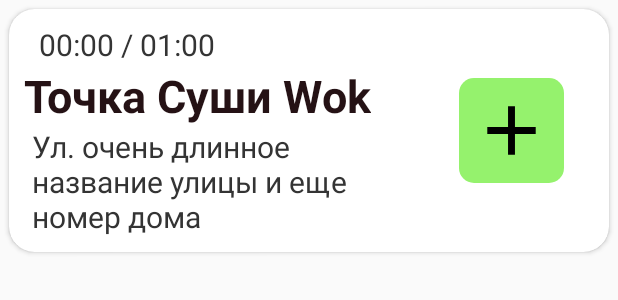
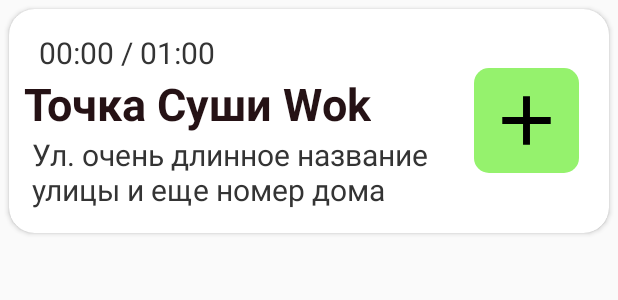
Before and after one commit to artenni4/SushiWok-Mobile-App, an Android app: the layout order_list_item.xml on its own in the app's theme, with its tools: preview values and no code run, on a phone screen of 412 x 824 dp. Shown: the top 300 px of the screen. Run offline under Robolectric (Android 15) with nearby library versions, the phone set to English and light mode, and no system bars.

Commit message:
Adaptive order item card for different screen sizes

```diff
--- a/app/src/main/java/com/example/sushiwokmobile/RecyclerViewAdapter.kt
+++ b/app/src/main/java/com/example/sushiwokmobile/RecyclerViewAdapter.kt
@@ -1,5 +1,6 @@
 package com.example.sushiwokmobile
 
+import android.annotation.SuppressLint
 import android.graphics.drawable.Drawable
 import android.view.LayoutInflater
 import android.view.View
@@ -14,9 +15,6 @@
 
     private var listener: OnItemClickListener? = null
     var buttonImageSrc: Drawable? = null
-        set(value) {
-            field = value
-        }
 
     interface OnItemClickListener {
         fun onItemClick(position: Int)
@@ -60,12 +58,18 @@
         return InnerViewHolder(view, listener)
     }
 
+    @SuppressLint("SetTextI18n")
     override fun onBindViewHolder(holder: InnerViewHolder, position: Int) {
         val currentItem: OrderDataHolder = itemList[position]
         holder.tvReadyTime.text = currentItem.time
         holder.tvShopAddress.text = currentItem.senderName
-        holder.tvDestinationAddress.text = currentItem.destination
         holder.btnTakeOrder.setImageDrawable(buttonImageSrc)
+
+        val destination = currentItem.destination
+        if (destination.length >= 90) {
+            holder.tvDestinationAddress.text = destination.substring(0, 80) + "..."
+        }
+        holder.tvDestinationAddress.text = destination
     }
 
     override fun getItemCount(): Int {
--- a/app/src/main/res/layout/order_list_item.xml
+++ b/app/src/main/res/layout/order_list_item.xml
@@ -12,10 +12,19 @@
     android:focusable="true">
 
     <RelativeLayout
-        android:layout_width="wrap_content"
+        android:layout_width="match_parent"
+        android:layout_height="match_parent"
+        android:orientation="horizontal">
+
+    <LinearLayout
+        android:layout_width="match_parent"
         android:layout_height="wrap_content"
-        android:layout_margin="10dp"
-        tools:targetApi="lollipop">
+        android:orientation="vertical"
+        android:layout_toStartOf="@id/btn_take_order"
+        android:layout_marginStart="10dp"
+        android:layout_marginTop="15dp"
+        android:layout_marginBottom="15dp"
+        android:layout_marginEnd="10dp">
 
 
         <TextView
@@ -23,8 +32,7 @@
             android:layout_width="wrap_content"
             android:layout_height="wrap_content"
             android:text="00:00 / 01:00"
-            android:layout_alignParentTop="true"
-            android:layout_marginLeft="10dp"
+            android:layout_marginStart="10dp"
             android:textColor="@color/colorGray"
             android:textSize="20sp" />
 
@@ -32,8 +40,6 @@
             android:id="@+id/tv_shop_address"
             android:layout_width="wrap_content"
             android:layout_height="wrap_content"
-            android:layout_below="@+id/tv_ready_take_time"
-            android:maxWidth="265dp"
             android:text="Точка Суши Wok"
             android:textColor="@color/colorInactivity"
             android:textSize="30sp"
@@ -43,27 +49,27 @@
             android:id="@+id/tv_street_address"
             android:layout_width="wrap_content"
             android:layout_height="wrap_content"
-            android:maxWidth="260dp"
-            android:layout_below="@+id/tv_shop_address"
             android:layout_marginStart="5dp"
             android:text="Ул. очень длинное название улицы и еще номер дома"
             android:textColor="@color/colorGray"
             android:textSize="20sp" />
 
+    </LinearLayout>
+
+
         <ImageButton
             android:id="@+id/btn_take_order"
             android:layout_width="70dp"
             android:layout_height="70dp"
-            android:layout_marginEnd="20dp"
             android:layout_alignParentEnd="true"
             android:layout_centerVertical="true"
-            android:layout_marginBottom="49dp"
+            android:layout_marginEnd="20dp"
             android:background="@drawable/take_order_button"
+            android:clickable="true"
+            android:focusable="true"
             android:src="@drawable/ic_baseline_add_24"
             android:textColor="@color/colorInactivity"
-            android:textSize="40sp"
-            android:clickable="true"
-            android:focusable="true" />
+            android:textSize="40sp" />
 
     </RelativeLayout>
 
```
